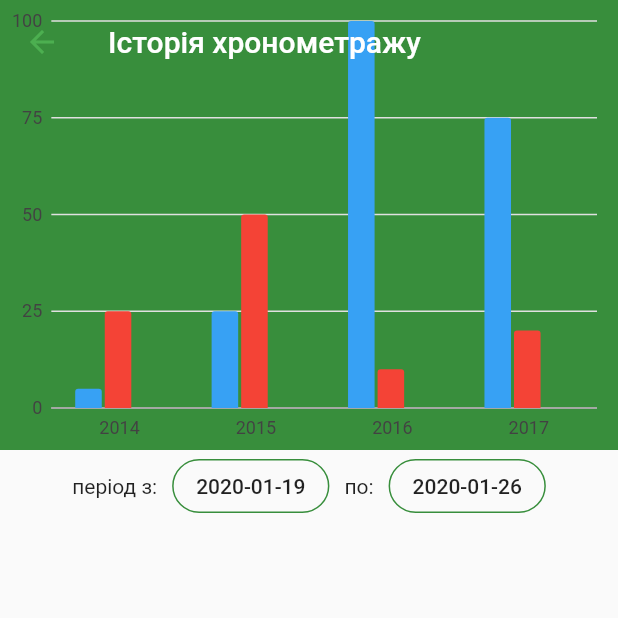
After one commit to slevchyk/enterprise, a Flutter app: the screen it shows after launch, after a tap on the "history" icon, on a phone screen of 412 x 824 dp, the top half of it. The commit adds this screen. Run offline on Flutter 3.47's test engine with Material 2 defaults, Android fonts, the phone set to English and light mode, and no system bars; our stand-ins replace charts_flutter, cloud_firestore, date_format, flutter_speed_dial, font_awesome_flutter, shared_preferences and 1 more; accounts and stored records are empty; network calls fail.

Commit message:
timing chart real data

```diff
--- a/lib/models.dart
+++ b/lib/models.dart
@@ -2,6 +2,7 @@ import 'dart:convert';
 
 import 'package:enterprise/contatns.dart';
 import 'package:enterprise/db.dart';
+import 'package:flutter/material.dart';
 import 'package:shared_preferences/shared_preferences.dart';
 
 Profile profileFromJson(String str) {
@@ -181,6 +182,7 @@ class Timing {
   DateTime startDate;
   DateTime endDate;
   DateTime changeDate;
+  double duration;
 
   Timing({
     this.id,
@@ -190,6 +192,7 @@ class Timing {
     this.startDate,
     this.endDate,
     this.changeDate,
+    this.duration,
   });
 
   factory Timing.fromMap(Map<String, dynamic> json) => new Timing(
@@ -229,6 +232,38 @@ class Timing {
     }
   }
 
+//  static Future<List<TimingDayData>> getTimingDayChartData(
+//      String userID, DateTime dateTime) async {
+//    DateTime beginDay = DateTime(dateTime.year, dateTime.month, dateTime.day);
+//
+//    List<Timing> listTiming =
+//        await DBProvider.db.getUserTiming(beginDay, userID);
+//
+//    List<TimingDayData> listOperation = [];
+//
+//    for (var _timing in listTiming) {
+//      DateTime endDate = _timing.endDate;
+//      if (endDate == null) {
+//        endDate = DateTime.now();
+//      }
+//
+//      double time = (endDate.millisecondsSinceEpoch -
+//              _timing.startDate.millisecondsSinceEpoch) /
+//          3600000;
+//
+////      DateTime endDate = _timing.endDate = null ? DateTime.now() : _timing.endDate;
+////
+////      double time = endDate.millisecondsSinceEpoch - _timing.startDate.millisecondsSinceEpoch / 36000000;
+//
+////      TimingDayData operation = TimingDayData(_timing.operation, time);
+//
+//      TimingDayData operation = TimingDayData(_timing.operation, 22.0);
+//      listOperation.add(operation);
+//    }
+//
+//    return listOperation;
+//  }
+
   static void clearCurrentOperation() async {
     final prefs = await SharedPreferences.getInstance();
     prefs.setString(KEY_CURRENT_STATUS, "");
@@ -265,3 +300,13 @@ class Chanel {
         "date": date,
       };
 }
+
+class ChartData {
+  String title;
+  double value;
+
+  ChartData({
+    this.title,
+    this.value,
+  });
+}
--- a/lib/pages/body_main_timing.dart
+++ b/lib/pages/body_main_timing.dart
@@ -24,30 +24,9 @@ class BodyMain extends StatefulWidget {
 class BodyMainState extends State<BodyMain> {
   @override
   Widget build(BuildContext context) {
-    return DefaultTabController(
-      length: 2,
-      child: Scaffold(
-        appBar: AppBar(
-          title: Text('Хронометраж'),
-          bottom: TabBar(
-            tabs: <Widget>[
-              Tab(
-                text: 'Сьогодні',
-              ),
-              Tab(
-                text: 'Історія',
-              ),
-            ],
-          ),
-        ),
-        drawer: AppDrawer(widget.profile),
-        body: TabBarView(
-          children: <Widget>[
-            TimingMain(),
-            TimingHistory(),
-          ],
-        ),
-      ),
+    return Scaffold(
+      drawer: AppDrawer(widget.profile),
+      body: TimingMain(),
     );
   }
 }
@@ -61,27 +40,90 @@ class _TimingMainState extends State<TimingMain> {
   String currentTimeStatus = '';
   String userID;
   Future<List<Timing>> operations;
+  Future<List<charts.Series<ChartData, String>>> listChartData;
 
   void initState() {
-    operations = getOperations();
+    super.initState();
+    WidgetsBinding.instance.addPostFrameCallback((_) => _initWidgetState());
   }
 
-  Future<List<Timing>> getOperations() async {
+  void _initWidgetState() async {
+    final prefs = await SharedPreferences.getInstance();
+    String _userID = prefs.getString(KEY_USER_ID) ?? "";
+
+    operations = getUserTiming(_userID);
+    listChartData = createChartData(operations);
+
+    setState(() {
+      userID = _userID;
+    });
+  }
+
+  Future<List<Timing>> getUserTiming(String userID) async {
     final dateTimeNow = DateTime.now();
-    final dayBegin =
+    final beginningDay =
         new DateTime(dateTimeNow.year, dateTimeNow.month, dateTimeNow.day);
 
-    final prefs = await SharedPreferences.getInstance();
-    String userID = prefs.getString(KEY_USER_ID) ?? "";
+//    if (currentTimeStatus.isEmpty) {
+//      String _currentTimeStatus = prefs.getString(KEY_CURRENT_STATUS) ?? "";
+//      setState(() {
+//        currentTimeStatus = _currentTimeStatus;
+//      });
+//    }
 
-    if (currentTimeStatus.isEmpty) {
-      String _currentTimeStatus = prefs.getString(KEY_CURRENT_STATUS) ?? "";
-      setState(() {
-        currentTimeStatus = _currentTimeStatus;
-      });
+    return await DBProvider.db.getUserTiming(beginningDay, userID);
+  }
+
+  Future<List<charts.Series<ChartData, String>>> createChartData(
+      Future<List<Timing>> listTiming) async {
+    List<Timing> _listTiming = await listTiming;
+    List<ChartData> _chartData = [];
+    double timingHours = 0.0;
+
+    for (var _timing in _listTiming) {
+      if (_timing.operation == TIMING_STATUS_WORKDAY) {
+        continue;
+      }
+
+      DateTime endDate = _timing.endDate;
+      if (endDate == null) {
+        endDate = DateTime.now();
+      }
+
+      double duration = (endDate.millisecondsSinceEpoch -
+              _timing.startDate.millisecondsSinceEpoch) /
+          3600000;
+      timingHours += duration;
+
+      int existIndex = _chartData
+          .indexWhere((record) => record.title.contains(_timing.operation));
+      if (existIndex == -1) {
+        _chartData
+            .add(new ChartData(title: _timing.operation, value: duration));
+      } else {
+        _chartData[existIndex].value += duration;
+      }
     }
 
-    return await DBProvider.db.getUserTiming(dayBegin, userID);
+    for (var _record in _chartData) {
+      _record.title = operationAlias[_record.title] +
+          ' - ' +
+          _record.value.toStringAsFixed(2) +
+          ' год';
+      _record.value =
+          ((_record.value / timingHours * 100.0).round().toDouble());
+    }
+
+    return [
+      new charts.Series<ChartData, String>(
+        id: 'operation',
+        domainFn: (ChartData record, _) => record.title,
+        measureFn: (ChartData record, _) => record.value,
+        data: _chartData,
+        // Set a label accessor to control the text of the arc label.
+        labelAccessorFn: (ChartData row, _) => '${row.title}: ${row.value}',
+      )
+    ];
   }
 
   handleOperation(String timingOperation) async {
@@ -90,7 +132,6 @@ class _TimingMainState extends State<TimingMain> {
         new DateTime(dateTimeNow.year, dateTimeNow.month, dateTimeNow.day);
 
     final prefs = await SharedPreferences.getInstance();
-
     String userID = prefs.getString(KEY_USER_ID) ?? "";
 
     if (timingOperation == TIMING_STATUS_WORKDAY) {
@@ -144,7 +185,8 @@ class _TimingMainState extends State<TimingMain> {
       }
     }
 
-    operations = getOperations();
+    operations = getUserTiming(userID);
+    listChartData = createChartData(operations);
 
     prefs.setString(KEY_CURRENT_STATUS, timingOperation);
     setState(() {
@@ -152,8 +194,8 @@ class _TimingMainState extends State<TimingMain> {
     });
   }
 
-  Map<String, String> mapOperation = {
-    TIMING_STATUS_WORKDAY: "Робочий день",
+  Map<String, String> operationAlias = {
+    TIMING_STATUS_WORKDAY: "Турнікет",
     TIMING_STATUS_JOB: "Робота",
     TIMING_STATUS_LANCH: "Обід",
     TIMING_STATUS_BREAK: "Перерва",
@@ -194,7 +236,7 @@ class _TimingMainState extends State<TimingMain> {
             SizedBox(
               width: 10.0,
             ),
-            Text(mapOperation[timing.operation]),
+            Text(operationAlias[timing.operation]),
           ],
         )),
         DataCell(Text(timing.startDate != null
@@ -231,12 +273,50 @@ class _TimingMainState extends State<TimingMain> {
       body: CustomScrollView(
         slivers: <Widget>[
           SliverAppBar(
-            title: Text('операції'),
+            title: Text('Хронометраж'),
             pinned: true,
-            floating: true,
+            floating: false,
             expandedHeight: 300.0,
+            actions: <Widget>[
+              IconButton(
+                icon: Icon(Icons.history),
+                onPressed: () {
+                  Navigator.of(context).pushNamed(
+                    '/timinghistory',
+                    arguments: "",
+                  );
+                },
+              ),
+            ],
             flexibleSpace: FlexibleSpaceBar(
-              background: DonutAutoLabelChart.withSampleData(),
+              background: FutureBuilder(
+                  future: listChartData,
+                  builder: (BuildContext context, AsyncSnapshot snapshot) {
+                    switch (snapshot.connectionState) {
+                      case ConnectionState.none:
+                        return Center(
+                          child: CircularProgressIndicator(),
+                        );
+                      case ConnectionState.waiting:
+                        return Center(
+                          child: CircularProgressIndicator(),
+                        );
+                      case ConnectionState.active:
+                        return Center(
+                          child: CircularProgressIndicator(),
+                        );
+                      case ConnectionState.done:
+                        return DonutAutoLabelChart(
+                          snapshot.data,
+                          animate: true,
+                        );
+                      default:
+                        return Center(
+                          child: CircularProgressIndicator(),
+                        );
+                    }
+                  }),
+//              background: DonutAutoLabelChart.withSampleData(),
             ),
           ),
           SliverFillRemaining(
@@ -271,33 +351,6 @@ class _TimingMainState extends State<TimingMain> {
             ]),
           ),
         ],
-
-//        ListView(children: [
-//          FutureBuilder(
-//              future: operations,
-//              builder: (BuildContext context, AsyncSnapshot snapshot) {
-//                switch (snapshot.connectionState) {
-//                  case ConnectionState.none:
-//                    return Center(
-//                      child: CircularProgressIndicator(),
-//                    );
-//                  case ConnectionState.waiting:
-//                    return Center(
-//                      child: CircularProgressIndicator(),
-//                    );
-//                  case ConnectionState.active:
-//                    return Center(
-//                      child: CircularProgressIndicator(),
-//                    );
-//                  case ConnectionState.done:
-//                    return dataTable(snapshot.data);
-//                }
-//              }),
-//          Container(
-//            height: 1000,
-//            child: DonutAutoLabelChart.withSampleData(),
-//          ),
-//        ]),
       ),
       floatingActionButton: TimingFAB(currentTimeStatus, (String value) {
         if (currentTimeStatus != value) {
@@ -335,7 +388,7 @@ class _TimingFABState extends State<TimingFAB> {
 
   SpeedDialChild jobSDC() {
     return SpeedDialChild(
-      label: "Робота",
+      label: "Почати роботу",
       child: Icon(FontAwesomeIcons.hammer),
       onTap: () {
         widget.onPressed(TIMING_STATUS_JOB);
@@ -365,7 +418,7 @@ class _TimingFABState extends State<TimingFAB> {
 
   SpeedDialChild stopSDC() {
     return SpeedDialChild(
-      label: "Завершити",
+      label: "Завершити роботу",
       child: Icon(Icons.stop),
       onTap: () {
         setState(() {
@@ -377,7 +430,7 @@ class _TimingFABState extends State<TimingFAB> {
 
   SpeedDialChild homeSDC() {
     return SpeedDialChild(
-      label: "Домів",
+      label: "Турнікет (вихід)",
       child: Icon(Icons.home),
       onTap: () {
         setState(() {
@@ -453,47 +506,6 @@ class _TimingFABState extends State<TimingFAB> {
   }
 }
 
-class TimingHistory extends StatefulWidget {
-  @override
-  _TimingHistoryState createState() => _TimingHistoryState();
-}
-
-class _TimingHistoryState extends State<TimingHistory> {
-  @override
-  Widget build(BuildContext context) {
-//    return StreamBuilder(
-//        stream: Firestore.instance.collection("chanel").snapshots(),
-//        builder: (BuildContext context, AsyncSnapshot<QuerySnapshot> snapshot) {
-//          if (!snapshot.hasData) {
-//            return Center(
-//              child: CircularProgressIndicator(),
-//            );
-//          }
-//
-//          return ListView.builder(
-////            itemCount: snapshot.data.documnets.length,
-//            itemCount: snapshot.data.documents.length,
-//            itemBuilder: (context, index) {
-//              var documnet = snapshot.data.documents[index];
-//              return ListTile(
-//                title: Text(documnet.data['title']),
-//                isThreeLine: true,
-//                leading: CircleAvatar(
-//                  child: Text('1C'),
-//                ),
-//                subtitle: Text(
-//                  documnet.data['news'],
-//                  maxLines: 2,
-//                  overflow: TextOverflow.ellipsis,
-//                ),
-//              );
-//            },
-//          );
-//        });
-    return DonutAutoLabelChart.withSampleData();
-  }
-}
-
 class DonutAutoLabelChart extends StatelessWidget {
   final List<charts.Series> seriesList;
   final bool animate;
--- /dev/null
+++ b/lib/pages/page_timing_hitory.dart
@@ -0,0 +1,258 @@
+import 'package:charts_flutter/flutter.dart' as charts;
+import 'package:cloud_firestore/cloud_firestore.dart';
+import 'package:date_format/date_format.dart';
+import 'package:enterprise/models.dart';
+import 'package:flutter/cupertino.dart';
+import 'package:flutter/material.dart';
+
+class PageTimingHistory extends StatefulWidget {
+  @override
+  _PageTimingHistoryState createState() => _PageTimingHistoryState();
+}
+
+class _PageTimingHistoryState extends State<PageTimingHistory> {
+  DateTime beginningPeriod = new DateTime.now().add(new Duration(days: -7));
+  DateTime endPeriod = new DateTime.now();
+
+  Future<List<ChartData>> jobChartData;
+  Future<List<ChartData>> lanchChartData;
+  Future<List<ChartData>> breakChartData;
+
+  createChartData() {}
+
+  @override
+  Widget build(BuildContext context) {
+    return Scaffold(
+      body: CustomScrollView(
+        slivers: [
+          SliverAppBar(
+            title: Text('Історія хронометражу'),
+            pinned: true,
+            floating: false,
+            expandedHeight: 300.0,
+            flexibleSpace: FlexibleSpaceBar(
+              background: GroupedFillColorBarChart.withSampleData(),
+//                FutureBuilder(
+//                    future: listChartData,
+//                    builder: (BuildContext context, AsyncSnapshot snapshot) {
+//                      switch (snapshot.connectionState) {
+//                        case ConnectionState.none:
+//                          return Center(
+//                            child: CircularProgressIndicator(),
+//                          );
+//                        case ConnectionState.waiting:
+//                          return Center(
+//                            child: CircularProgressIndicator(),
+//                          );
+//                        case ConnectionState.active:
+//                          return Center(
+//                            child: CircularProgressIndicator(),
+//                          );
+//                        case ConnectionState.done:
+//                          return DonutAutoLabelChart(
+//                            snapshot.data,
+//                            animate: true,
+//                          );
+//                        default:
+//                          return Center(
+//                            child: CircularProgressIndicator(),
+//                          );
+//                      }
+//                    }),
+//              background: DonutAutoLabelChart.withSampleData(),
+            ),
+          ),
+          SliverFillRemaining(
+            child: ListView(
+              children: <Widget>[
+                Row(
+                  mainAxisAlignment: MainAxisAlignment.center,
+                  children: <Widget>[
+//                    Icon(
+//                      Icons.calendar_today,
+//                      color: Theme.of(context).primaryColor,
+//                    ),
+//                    SizedBox(
+//                      width: 10.0,
+//                    ),
+                    Text('період з:'),
+                    SizedBox(
+                      width: 10.0,
+                    ),
+                    FlatButton(
+                      onPressed: () async {
+                        DateTime picked = await showDatePicker(
+                            context: context,
+                            firstDate: new DateTime(2020),
+                            initialDate: beginningPeriod,
+                            lastDate: new DateTime(DateTime.now().year + 1));
+
+                        if (picked != null)
+                          setState(() {
+                            beginningPeriod = picked;
+                          });
+                      },
+                      child: Text(formatDate(
+                          beginningPeriod, [yyyy, '-', mm, '-', dd])),
+                      shape: RoundedRectangleBorder(
+                          borderRadius: new BorderRadius.circular(18.0),
+                          side: BorderSide(
+                              color: Theme.of(context).primaryColor)),
+                    ),
+                    SizedBox(
+                      width: 10.0,
+                    ),
+                    Text('по:'),
+                    SizedBox(
+                      width: 10.0,
+                    ),
+                    FlatButton(
+                      onPressed: () async {
+                        DateTime picked = await showDatePicker(
+                            context: context,
+                            firstDate: new DateTime(2020),
+                            initialDate: endPeriod,
+                            lastDate: new DateTime(DateTime.now().year + 1));
+
+                        if (picked != null)
+                          setState(() {
+                            endPeriod = picked;
+                          });
+                      },
+                      child:
+                          Text(formatDate(endPeriod, [yyyy, '-', mm, '-', dd])),
+                      shape: RoundedRectangleBorder(
+                          borderRadius: new BorderRadius.circular(18.0),
+                          side: BorderSide(
+                              color: Theme.of(context).primaryColor)),
+                    ),
+                  ],
+                ),
+              ],
+            ),
+          ),
+        ],
+      ),
+    );
+//      ]),
+//      StreamBuilder(
+//          stream: Firestore.instance.collection("chanel").snapshots(),
+//          builder:
+//              (BuildContext context, AsyncSnapshot<QuerySnapshot> snapshot) {
+//            if (!snapshot.hasData) {
+//              return Center(
+//                child: CircularProgressIndicator(),
+//              );
+//            }
+//
+//            return ListView.builder(
+//              itemCount: snapshot.data.documents.length,
+//              itemBuilder: (context, index) {
+//                var documnet = snapshot.data.documents[index];
+//                return ListTile(
+//                  title: Text(documnet.data['title']),
+//                  isThreeLine: true,
+//                  leading: CircleAvatar(
+//                    child: Text('1C'),
+//                  ),
+//                  subtitle: Text(
+//                    documnet.data['news'],
+//                    maxLines: 2,
+//                    overflow: TextOverflow.ellipsis,
+//                  ),
+//                );
+//              },
+//            );
+//          }),
+//    );
+  }
+}
+
+class GroupedFillColorBarChart extends StatelessWidget {
+  final List<charts.Series> seriesList;
+  final bool animate;
+
+  GroupedFillColorBarChart(this.seriesList, {this.animate});
+
+  factory GroupedFillColorBarChart.withSampleData() {
+    return new GroupedFillColorBarChart(
+      _createSampleData(),
+      // Disable animations for image tests.
+      animate: false,
+    );
+  }
+
+  @override
+  Widget build(BuildContext context) {
+    return new charts.BarChart(
+      seriesList,
+      animate: animate,
+      // Configure a stroke width to enable borders on the bars.
+      defaultRenderer: new charts.BarRendererConfig(
+          groupingType: charts.BarGroupingType.grouped, strokeWidthPx: 2.0),
+    );
+  }
+
+  /// Create series list with multiple series
+  static List<charts.Series<OrdinalSales, String>> _createSampleData() {
+    final desktopSalesData = [
+      new OrdinalSales('2014', 5),
+      new OrdinalSales('2015', 25),
+      new OrdinalSales('2016', 100),
+      new OrdinalSales('2017', 75),
+    ];
+
+    final tableSalesData = [
+      new OrdinalSales('2014', 25),
+      new OrdinalSales('2015', 50),
+      new OrdinalSales('2016', 10),
+      new OrdinalSales('2017', 20),
+    ];
+
+    final mobileSalesData = [
+      new OrdinalSales('2014', 10),
+      new OrdinalSales('2015', 50),
+      new OrdinalSales('2016', 50),
+      new OrdinalSales('2017', 45),
+    ];
+
+    return [
+      // Blue bars with a lighter center color.
+      new charts.Series<OrdinalSales, String>(
+        id: 'Desktop',
+        domainFn: (OrdinalSales sales, _) => sales.year,
+        measureFn: (OrdinalSales sales, _) => sales.sales,
+        data: desktopSalesData,
+        colorFn: (_, __) => charts.MaterialPalette.blue.shadeDefault,
+        fillColorFn: (_, __) =>
+            charts.MaterialPalette.blue.shadeDefault.lighter,
+      ),
+      // Solid red bars. Fill color will default to the series color if no
+      // fillColorFn is configured.
+      new charts.Series<OrdinalSales, String>(
+        id: 'Tablet',
+        measureFn: (OrdinalSales sales, _) => sales.sales,
+        data: tableSalesData,
+        colorFn: (_, __) => charts.MaterialPalette.red.shadeDefault,
+        domainFn: (OrdinalSales sales, _) => sales.year,
+      ),
+      // Hollow green bars.
+      new charts.Series<OrdinalSales, String>(
+        id: 'Mobile',
+        domainFn: (OrdinalSales sales, _) => sales.year,
+        measureFn: (OrdinalSales sales, _) => sales.sales,
+        data: mobileSalesData,
+        colorFn: (_, __) => charts.MaterialPalette.green.shadeDefault,
+        fillColorFn: (_, __) => charts.MaterialPalette.transparent,
+      ),
+    ];
+  }
+}
+
+/// Sample ordinal data type.
+class OrdinalSales {
+  final String year;
+  final int sales;
+
+  OrdinalSales(this.year, this.sales);
+}
--- a/lib/route_generator.dart
+++ b/lib/route_generator.dart
@@ -1,4 +1,5 @@
 import 'package:enterprise/pages/page_paydesk.dart';
+import 'package:enterprise/pages/page_timing_hitory.dart';
 import 'package:flutter/material.dart';
 import 'package:enterprise/pages/page_main.dart';
 import 'package:enterprise/pages/page_profile.dart';
@@ -15,6 +16,8 @@ class RouteGenerator {
         return MaterialPageRoute(builder: (_) => PageMain());
       case '/paydesk':
         return MaterialPageRoute(builder: (_) => PagePayDesk());
+      case '/timinghistory':
+        return MaterialPageRoute(builder: (_) => PageTimingHistory());
       case '/profile':
         return MaterialPageRoute(builder: (_) => PageProfile());
       case '/settings':
--- a/pubspec.yaml
+++ b/pubspec.yaml
@@ -18,9 +18,9 @@ dependencies:
   path_provider: any
   font_awesome_flutter: any
   date_format: ^1.0.8
-  flutter_speed_dial:
-  charts_flutter:
-  cloud_firestore:
+  flutter_speed_dial: ^1.2.5
+  charts_flutter: ^0.8.1
+  cloud_firestore: ^0.13.0+1
 
 dev_dependencies:
   flutter_test:
```
Also changed, not shown: pubspec.lock.
